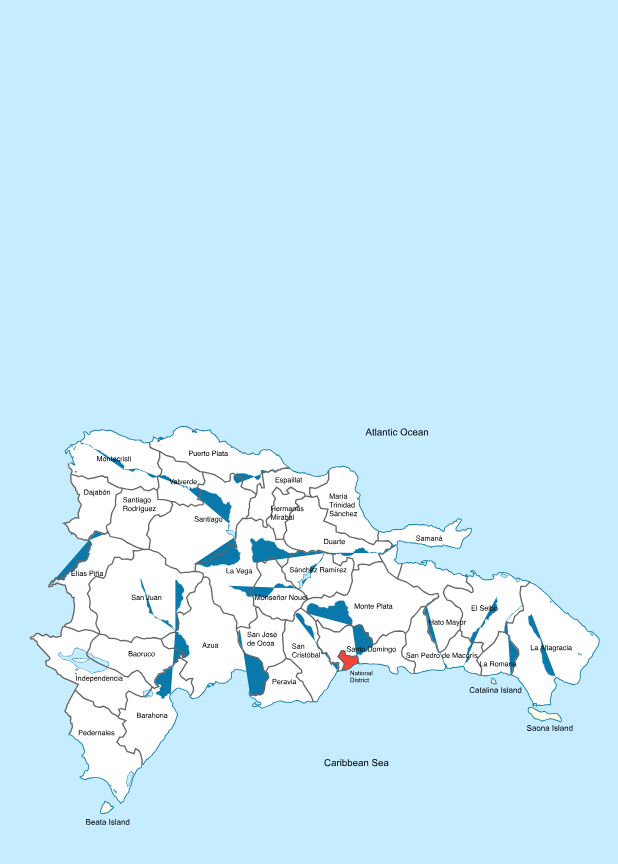
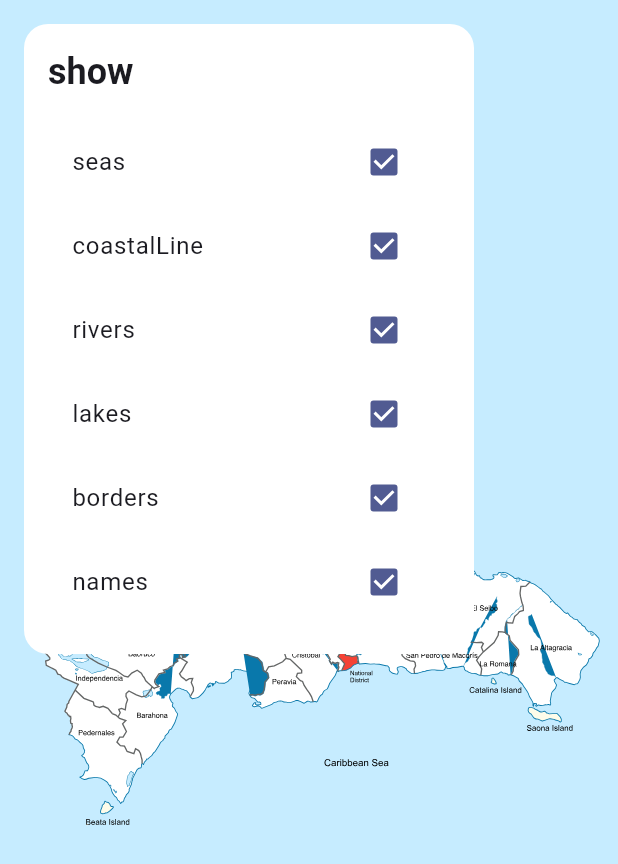
Before and after one commit to ignis-victorious/dr_one, a Flutter app: the screen it shows after launch, on a phone screen of 412 x 824 dp. Shown: the top 864 px of the screen. Run offline on Flutter 3.47's test engine with Material 3 defaults, Android fonts, the phone set to English and light mode, and no system bars; our stand-ins replace flutter_riverpod, flutter_svg, freezed_annotation, riverpod_annotation; generated files the repository leaves out were written again.

Commit message:
add map assets and other providers - Freezed class still no working

```diff
--- a/lib/pages/dr_map.dart
+++ b/lib/pages/dr_map.dart
@@ -4,6 +4,7 @@ import 'package:flutter/material.dart';
 // import 'package:flutter_svg/svg.dart';
 //  Import FILES
 import '../widgets/drmap.dart';
+import '../widgets/map_assets_list.dart';
 //  PARTS
 //  PROVIDERS
 //  ________________________
@@ -17,7 +18,11 @@ class DRMapApp extends StatelessWidget {
       backgroundColor: Color(0xFFC6ECFF),
       // appBar: AppBar(title: const Text('DR Map App - SVG')),
       body: Stack(children: <Widget>[
-        InteractiveViewer(clipBehavior: Clip.none, child: DRMap())
+        InteractiveViewer(clipBehavior: Clip.none, child: DRMap()),
+        Align(
+          alignment: Alignment.topLeft,
+          child: MapAssetsList(),
+        )
       ]),
       // Center(child: SvgPicture.asset('./assets/svgs/rd.svg')),
     );
--- a/lib/providers/map_providers.dart
+++ b/lib/providers/map_providers.dart
@@ -271,6 +271,7 @@ List<Province> mockedProvinces(Ref ref) {
       .toList();
 }
 
+//  ProvincesListProvider
 // @Riverpod(keepAlive: true)
 @riverpod
 class ProvincesList extends _$ProvincesList {
--- /dev/null
+++ b/lib/widgets/map_assets_list.dart
@@ -0,0 +1,72 @@
+//  ________________________
+//  Import LIBRARIES
+import 'package:flutter/material.dart';
+import 'package:flutter_riverpod/flutter_riverpod.dart';
+
+import '../models/enums.dart';
+import '../providers/map_providers.dart';
+//  Import FILES
+//  PARTS
+//  PROVIDERS
+//  ________________________
+
+class MapAssetsList extends ConsumerWidget {
+  const MapAssetsList({Key? key}) : super(key: key);
+
+  @override
+  Widget build(BuildContext context, WidgetRef ref) {
+    final textTheme = Theme.of(context).textTheme;
+    final colorScheme = Theme.of(context).colorScheme;
+    // final loc = ref.watch(appLocalizationsProvider);
+
+    return Container(
+        padding: EdgeInsets.all(16),
+        margin: EdgeInsets.all(16),
+        width: 300,
+        height: 420,
+        decoration: BoxDecoration(
+          color: Colors.white, // colorScheme.primaryContainer,
+          borderRadius: BorderRadius.circular(16),
+        ),
+        child: Column(
+          crossAxisAlignment: CrossAxisAlignment.start,
+          spacing: 16,
+          children: <Widget>[
+            Text('show',
+                style: textTheme.headlineSmall!.copyWith(
+                  fontWeight: FontWeight.bold,
+                )),
+            // Text(loc.showLabel,style: textTheme.headlineSmall!.copyWith(fontWeight: FontWeight.bold,)),
+            Expanded(
+              child: Consumer(builder: (context, ref, child) {
+                final selectedMapAssets = ref.watch(selectedMapAssetsProvider);
+
+                return ListView.builder(
+                  itemCount: MapAssets.values.length,
+                  itemBuilder: (context, index) {
+                    final mapAsset = MapAssets.values[index];
+                    final assetValue = selectedMapAssets.contains(mapAsset);
+
+                    return CheckboxListTile(
+                        value: assetValue,
+                        title: Text(mapAsset.name),
+                        // title: Text(ref.watch(localizedMapAssetsProvider(mapAsset))),
+                        onChanged: (value) {
+                          if (value!) {
+                            selectedMapAssets.add(mapAsset);
+                          } else {
+                            selectedMapAssets.remove(mapAsset);
+                          }
+
+                          ref
+                              .read(selectedMapAssetsProvider.notifier)
+                              .update(selectedMapAssets);
+                        });
+                  },
+                );
+              }),
+            )
+          ],
+        ));
+  }
+}
```
